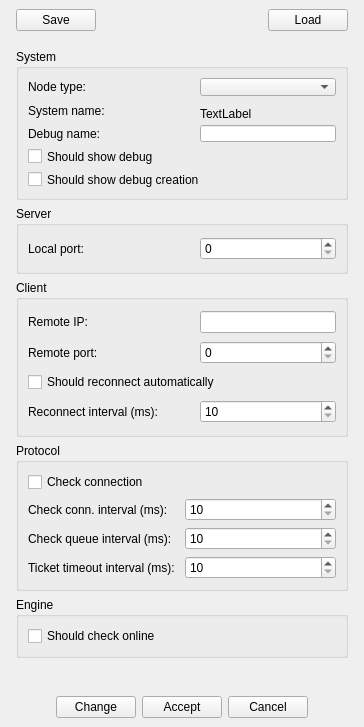
This is src/VMTD/VMTD/VMTDSettingsForm.ui in ekushko/qt-vxlan-mtd-old as Qt 5 draws it before an edit. The edited form follows.
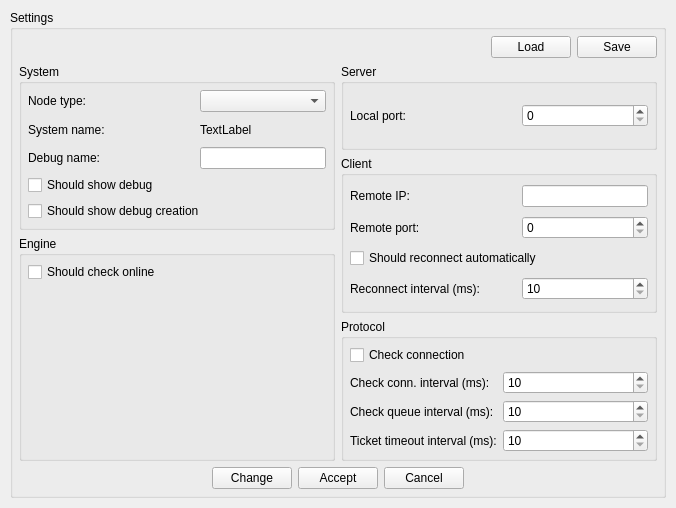
This is the edited form. Icons and pictures are not drawn.

The edit to the form file:
```diff
--- a/src/VMTD/VMTD/VMTDSettingsForm.ui
+++ b/src/VMTD/VMTD/VMTDSettingsForm.ui
@@ -6,14 +6,18 @@
    <rect>
     <x>0</x>
     <y>0</y>
-    <width>364</width>
-    <height>727</height>
+    <width>676</width>
+    <height>508</height>
    </rect>
   </property>
   <property name="windowTitle">
    <string>Form</string>
   </property>
-  <layout class="QHBoxLayout" name="horizontalLayout_3">
+  <property name="windowIcon">
+   <iconset resource="../resources/VMTDResources.qrc">
+    <normaloff>:/favicon.ico</normaloff>:/favicon.ico</iconset>
+  </property>
+  <layout class="QHBoxLayout" name="horizontalLayout_4">
    <property name="spacing">
     <number>0</number>
    </property>
@@ -43,20 +47,74 @@
     </spacer>
    </item>
    <item>
-    <layout class="QVBoxLayout" name="_3">
+    <layout class="QVBoxLayout" name="vl_1">
      <property name="spacing">
       <number>0</number>
+     </property>
+     <property name="topMargin">
+      <number>0</number>
+     </property>
+     <item>
+      <spacer name="_3">
+       <property name="orientation">
+        <enum>Qt::Vertical</enum>
+       </property>
+       <property name="sizeHint" stdset="0">
+        <size>
+         <width>20</width>
+         <height>40</height>
+        </size>
+       </property>
+      </spacer>
+     </item>
+     <item>
+      <widget class="QWidget" name="w_1" native="true">
+       <property name="minimumSize">
+        <size>
+         <width>674</width>
+         <height>506</height>
+        </size>
+       </property>
+       <property name="maximumSize">
+        <size>
+         <width>674</width>
+         <height>506</height>
+        </size>
+       </property>
+       <layout class="QVBoxLayout" name="verticalLayout">
+        <item>
+         <widget class="QGroupBox" name="gbSettings">
+          <property name="title">
+           <string>Settings</string>
+          </property>
+          <layout class="QVBoxLayout" name="verticalLayout_4">
+           <property name="leftMargin">
+            <number>6</number>
+           </property>
+           <property name="topMargin">
+            <number>6</number>
+           </property>
+           <property name="rightMargin">
+            <number>6</number>
+           </property>
+           <property name="bottomMargin">
+            <number>6</number>
      </property>
      <item>
       <widget class="QWidget" name="wFile" native="true">
        <layout class="QHBoxLayout" name="horizontalLayout">
-        <item>
-         <widget class="QPushButton" name="pbSave">
-          <property name="text">
-           <string>Save</string>
-          </property>
-         </widget>
-        </item>
+              <property name="leftMargin">
+               <number>0</number>
+              </property>
+              <property name="topMargin">
+               <number>0</number>
+              </property>
+              <property name="rightMargin">
+               <number>0</number>
+              </property>
+              <property name="bottomMargin">
+               <number>0</number>
+              </property>
         <item>
          <spacer name="_4">
           <property name="orientation">
@@ -77,18 +135,33 @@
           </property>
          </widget>
         </item>
+              <item>
+               <widget class="QPushButton" name="pbSave">
+                <property name="text">
+                 <string>Save</string>
+                </property>
+               </widget>
+              </item>
        </layout>
       </widget>
      </item>
      <item>
-      <widget class="QWidget" name="wMain" native="true">
-       <property name="minimumSize">
-        <size>
-         <width>0</width>
-         <height>372</height>
-        </size>
-       </property>
-       <layout class="QVBoxLayout" name="verticalLayout">
+            <layout class="QHBoxLayout" name="hl_1">
+             <item>
+              <widget class="QWidget" name="wLeft" native="true">
+               <layout class="QVBoxLayout" name="verticalLayout_3">
+                <property name="leftMargin">
+                 <number>0</number>
+                </property>
+                <property name="topMargin">
+                 <number>0</number>
+                </property>
+                <property name="rightMargin">
+                 <number>0</number>
+                </property>
+                <property name="bottomMargin">
+                 <number>0</number>
+                </property>
         <item>
          <widget class="QGroupBox" name="gbSystem">
           <property name="minimumSize">
@@ -101,6 +174,18 @@
            <string>System</string>
           </property>
           <layout class="QGridLayout" name="gridLayout_2">
+                   <property name="leftMargin">
+                    <number>6</number>
+                   </property>
+                   <property name="topMargin">
+                    <number>6</number>
+                   </property>
+                   <property name="rightMargin">
+                    <number>6</number>
+                   </property>
+                   <property name="bottomMargin">
+                    <number>6</number>
+                   </property>
            <item row="0" column="1">
             <widget class="QComboBox" name="cbNodeType"/>
            </item>
@@ -165,6 +250,65 @@
          </widget>
         </item>
         <item>
+                 <widget class="QGroupBox" name="gbEngine">
+                  <property name="title">
+                   <string>Engine</string>
+                  </property>
+                  <layout class="QGridLayout" name="gridLayout_5">
+                   <property name="leftMargin">
+                    <number>6</number>
+                   </property>
+                   <property name="topMargin">
+                    <number>6</number>
+                   </property>
+                   <property name="rightMargin">
+                    <number>6</number>
+                   </property>
+                   <property name="bottomMargin">
+                    <number>6</number>
+                   </property>
+                   <item row="0" column="0">
+                    <widget class="QCheckBox" name="chbShouldCheckOnline">
+                     <property name="text">
+                      <string>Should check online</string>
+                     </property>
+                    </widget>
+                   </item>
+                   <item row="1" column="0">
+                    <spacer name="verticalSpacer">
+                     <property name="orientation">
+                      <enum>Qt::Vertical</enum>
+                     </property>
+                     <property name="sizeHint" stdset="0">
+                      <size>
+                       <width>20</width>
+                       <height>40</height>
+                      </size>
+                     </property>
+                    </spacer>
+                   </item>
+                  </layout>
+                 </widget>
+                </item>
+               </layout>
+              </widget>
+             </item>
+             <item>
+              <widget class="QWidget" name="wRight" native="true">
+               <layout class="QVBoxLayout" name="verticalLayout_2">
+                <property name="leftMargin">
+                 <number>0</number>
+                </property>
+                <property name="topMargin">
+                 <number>0</number>
+                </property>
+                <property name="rightMargin">
+                 <number>0</number>
+                </property>
+                <property name="bottomMargin">
+                 <number>0</number>
+                </property>
+                <item>
          <widget class="QGroupBox" name="gbServer">
           <property name="minimumSize">
            <size>
@@ -176,6 +320,18 @@
            <string>Server</string>
           </property>
           <layout class="QGridLayout" name="gridLayout_3">
+                   <property name="leftMargin">
+                    <number>6</number>
+                   </property>
+                   <property name="topMargin">
+                    <number>6</number>
+                   </property>
+                   <property name="rightMargin">
+                    <number>6</number>
+                   </property>
+                   <property name="bottomMargin">
+                    <number>6</number>
+                   </property>
            <item row="0" column="0">
             <widget class="QLabel" name="_9">
              <property name="minimumSize">
@@ -217,6 +373,18 @@
            <string>Client</string>
           </property>
           <layout class="QGridLayout" name="gridLayout_4">
+                   <property name="leftMargin">
+                    <number>6</number>
+                   </property>
+                   <property name="topMargin">
+                    <number>6</number>
+                   </property>
+                   <property name="rightMargin">
+                    <number>6</number>
+                   </property>
+                   <property name="bottomMargin">
+                    <number>6</number>
+                   </property>
            <item row="0" column="1">
             <widget class="QLineEdit" name="leServerIp"/>
            </item>
@@ -280,6 +448,18 @@
            <string>Protocol</string>
           </property>
           <layout class="QGridLayout" name="gridLayout">
+                   <property name="leftMargin">
+                    <number>6</number>
+                   </property>
+                   <property name="topMargin">
+                    <number>6</number>
+                   </property>
+                   <property name="rightMargin">
+                    <number>6</number>
+                   </property>
+                   <property name="bottomMargin">
+                    <number>6</number>
+                   </property>
            <item row="0" column="0">
             <widget class="QCheckBox" name="chbShouldCheckConnection">
              <property name="text">
@@ -341,41 +521,26 @@
           </layout>
          </widget>
         </item>
-        <item>
-         <widget class="QGroupBox" name="gbEngine">
-          <property name="title">
-           <string>Engine</string>
-          </property>
-          <layout class="QGridLayout" name="gridLayout_5">
-           <item row="0" column="0">
-            <widget class="QCheckBox" name="chbShouldCheckOnline">
-             <property name="text">
-              <string>Should check online</string>
-             </property>
-            </widget>
-           </item>
           </layout>
          </widget>
         </item>
        </layout>
-      </widget>
-     </item>
-     <item>
-      <spacer name="_12">
-       <property name="orientation">
-        <enum>Qt::Vertical</enum>
-       </property>
-       <property name="sizeHint" stdset="0">
-        <size>
-         <width>20</width>
-         <height>40</height>
-        </size>
-       </property>
-      </spacer>
      </item>
      <item>
       <widget class="QWidget" name="wManage" native="true">
        <layout class="QHBoxLayout" name="horizontalLayout_2">
+              <property name="leftMargin">
+               <number>0</number>
+              </property>
+              <property name="topMargin">
+               <number>0</number>
+              </property>
+              <property name="rightMargin">
+               <number>0</number>
+              </property>
+              <property name="bottomMargin">
+               <number>0</number>
+              </property>
         <item>
          <spacer name="_5">
           <property name="orientation">
@@ -427,6 +592,25 @@
       </widget>
      </item>
     </layout>
+         </widget>
+        </item>
+       </layout>
+      </widget>
+     </item>
+     <item>
+      <spacer name="_12">
+       <property name="orientation">
+        <enum>Qt::Vertical</enum>
+       </property>
+       <property name="sizeHint" stdset="0">
+        <size>
+         <width>20</width>
+         <height>40</height>
+        </size>
+       </property>
+      </spacer>
+     </item>
+    </layout>
    </item>
    <item>
     <spacer name="_2">
```
Left out of the diff: 4 changed lines with no effect on the pictures. Lines whose indentation alone changed are shown as unchanged.
